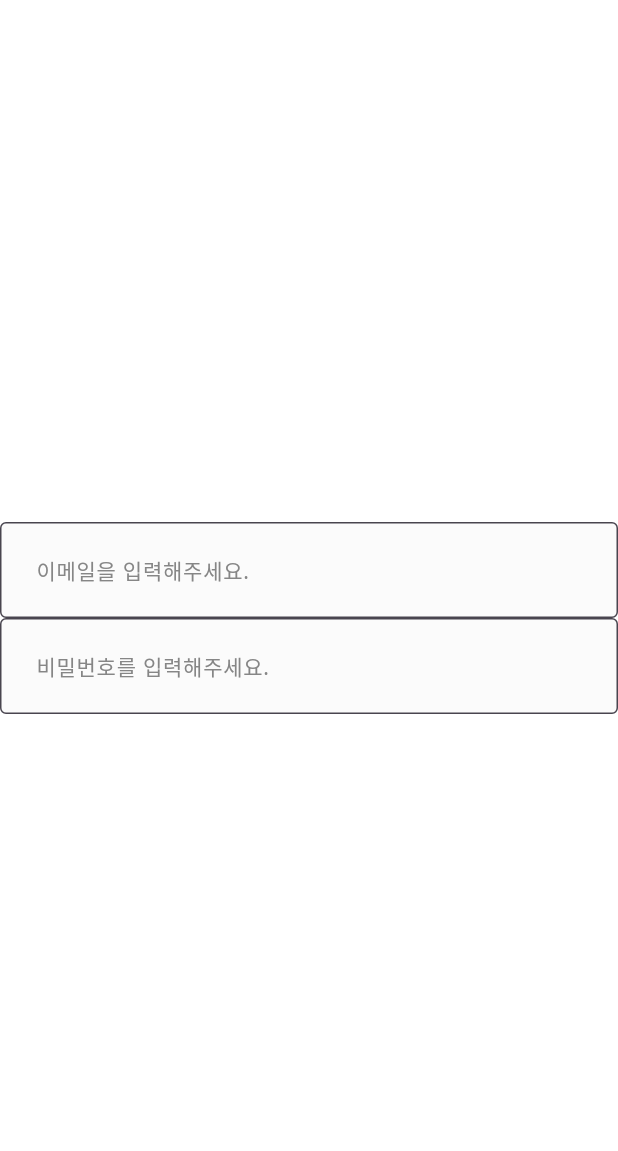
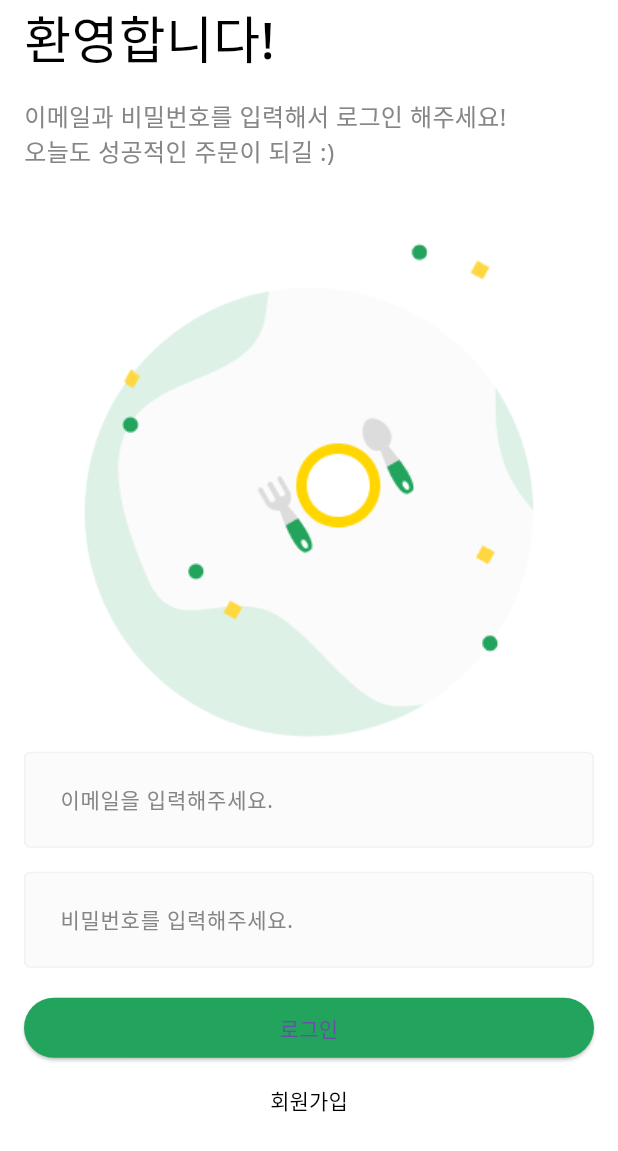
Before and after one commit to firstquarterlee/flutter-study-2, a Flutter app: the screen it shows after launch, on a phone screen of 412 x 824 dp. Shown: the top 1151 px of the screen. Run offline on Flutter 3.47's test engine with Material 3 defaults, Android fonts, the phone set to English and light mode, and no system bars.

Commit message:
06/18 공부

```diff
--- a/actual/lib/common/component/custom_text_form_field.dart
+++ b/actual/lib/common/component/custom_text_form_field.dart
@@ -44,6 +44,7 @@ class CustomTextFormField extends StatelessWidget {
         //true - 배경색 있음
         filled: true,
         border: baseBorder,//모든 Input 상태의 기본 스타일 세팅
+        enabledBorder: baseBorder,//선택되지 않을때 활성화(글자쓸수있는..)되는 것임
         focusedBorder: baseBorder.copyWith(
           borderSide: baseBorder.borderSide.copyWith(//이런식의 copyWith를 많이 쓴다.
             color: PRIMARY_COLOR,
--- /dev/null
+++ b/actual/lib/common/layout/default_layout.dart
@@ -0,0 +1,15 @@
+import 'package:flutter/material.dart';
+
+class DefaultLayout extends StatelessWidget {
+  final Widget child;
+
+  const DefaultLayout({required this.child, Key? key}) : super(key: key);
+
+  @override
+  Widget build(BuildContext context) {
+    return Scaffold(
+      backgroundColor: Colors.white,
+      body: child,
+    );
+  }
+}
--- a/actual/lib/main.dart
+++ b/actual/lib/main.dart
@@ -1,4 +1,5 @@
 import 'package:actual/common/component/custom_text_form_field.dart';
+import 'package:actual/user/view/login_screen.dart';
 import 'package:flutter/material.dart';
 
 void main() {
@@ -19,23 +20,7 @@ class _App extends StatelessWidget {
         fontFamily: 'NotoSans',
       ),
       debugShowCheckedModeBanner: false, //debug띠 삭제
-      home: Scaffold(
-        backgroundColor: Colors.white,
-        body: Column(
-          mainAxisAlignment: MainAxisAlignment.center,
-          children: [
-            CustomTextFormField(
-              hintText: '이메일을 입력해주세요.',
-              onChanged: (String value) {},
-            ),
-            CustomTextFormField(
-              hintText: '비밀번호를 입력해주세요.',
-              onChanged: (String value) {},
-              obscureText: true, //비번 블라킹
-            ),
-          ],
-        ),
-      ),
+      home: LoginScreen(),
     );
   }
 }
--- a/actual/lib/user/view/login_screen.dart
+++ b/actual/lib/user/view/login_screen.dart
@@ -1,3 +1,6 @@
+import 'package:actual/common/component/custom_text_form_field.dart';
+import 'package:actual/common/const/colors.dart';
+import 'package:actual/common/layout/default_layout.dart';
 import 'package:flutter/material.dart';
 
 class LoginScreen extends StatelessWidget {
@@ -5,6 +8,89 @@ class LoginScreen extends StatelessWidget {
 
   @override
   Widget build(BuildContext context) {
-    return Container();
+    return DefaultLayout(
+      child: SingleChildScrollView(//키보드 올라오면 안짤리게하는거임, 스크롤이됨
+        keyboardDismissBehavior: ScrollViewKeyboardDismissBehavior.onDrag,//자동으로키보드뜸
+        child: SafeArea(
+          top: true,
+          bottom: false,
+          child: Padding(
+            padding: const EdgeInsets.symmetric(horizontal: 16.0),
+            child: Column(
+              crossAxisAlignment: CrossAxisAlignment.stretch,
+              children: [
+                _Title(),
+                const SizedBox(height: 16.0,), //사이 띄우는 용도
+                _SubTitle(),
+                Image.asset(
+                  'asset/img/misc/logo.png',
+                  width: MediaQuery.of(context).size.width / 3 * 2,
+                ),
+                CustomTextFormField(
+                  hintText: '이메일을 입력해주세요.',
+                  onChanged: (String value) {},
+                ),
+                const SizedBox(height: 16.0,), //사이 띄우는 용도
+                CustomTextFormField(
+                  hintText: '비밀번호를 입력해주세요.',
+                  onChanged: (String value) {},
+                  obscureText: true, //비번 블라킹
+                ),
+                const SizedBox(height: 16.0,), //사이 띄우는 용도
+                ElevatedButton(
+                  onPressed: () {},
+                  style: ElevatedButton.styleFrom(
+                    backgroundColor: PRIMARY_COLOR,
+                  ),
+                  child: Text(
+                    '로그인',
+                  ),
+                ),
+                TextButton(
+                  onPressed: () {},
+                  style: TextButton.styleFrom(
+                    foregroundColor: Colors.black,
+                  ),
+                  child: Text(
+                    '회원가입',
+                  ),
+                ),
+              ],
+            ),
+          ),
+        ),
+      ),
+    );
   }
 }
+
+class _Title extends StatelessWidget {
+  const _Title({super.key});
+
+  @override
+  Widget build(BuildContext context) {
+    return Text(
+      '환영합니다!',
+      style: TextStyle(
+        fontSize: 34,
+        fontWeight: FontWeight.w500,
+        color: Colors.black,
+      ),
+    );
+  }
+}
+
+class _SubTitle extends StatelessWidget {
+  const _SubTitle({super.key});
+
+  @override
+  Widget build(BuildContext context) {
+    return Text(
+      '이메일과 비밀번호를 입력해서 로그인 해주세요!\n오늘도 성공적인 주문이 되길 :)',
+      style: TextStyle(
+        fontSize: 16,
+        color: BODY_TEXT_COLOR,
+      ),
+    );
+  }
+}
```
